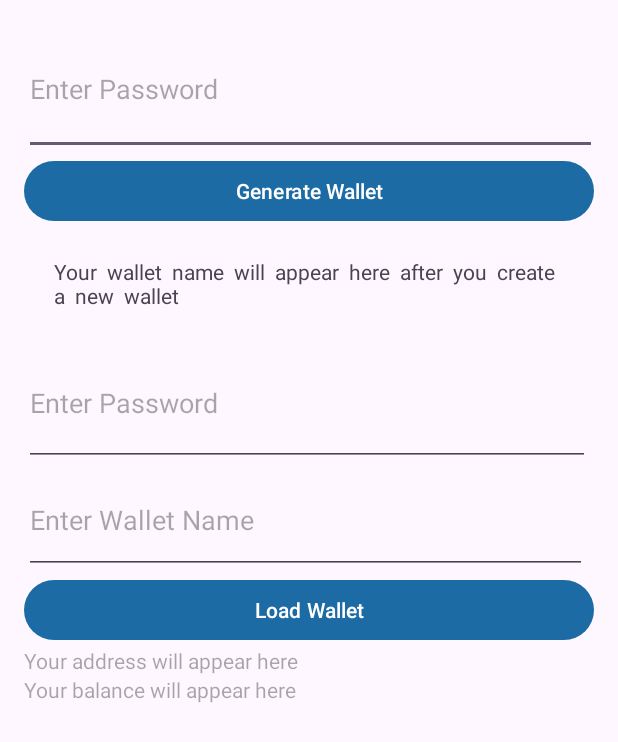
After one commit to JashanpreetSinghp09/PHR_Project, an Android app: the WalletLoginActivity screen opened directly, with no data from a screen before it, on a phone screen of 412 x 824 dp. The commit adds this screen. Shown: the top 742 px of the screen. Run offline under Robolectric (Android 15) with nearby library versions, the phone set to English and light mode, and no system bars; libraries missing offline, so code that uses them is left out: org.bouncycastle.jce, org.web3j.crypto, org.web3j.protocol, org.web3j.utils; 1 statement that could not run was skipped.

Commit message:
Ethereum wallet added
Ethereum connection done with infura and wallet made locally in json file

```diff
--- a/PHRApplication/app/src/main/java/com/example/phr_application/RegisterActivity.java
+++ b/PHRApplication/app/src/main/java/com/example/phr_application/RegisterActivity.java
@@ -58,7 +58,7 @@ public class RegisterActivity extends AppCompatActivity implements View.OnClickL
     public void onClick(View view) {
         int viewId = view.getId();
         if (viewId == LOG_IN_LINK_ID) {
-            startActivity(new Intent(this, MainActivity.class)); // Switching activity (intent)
+            startActivity(new Intent(RegisterActivity.this, MainActivity.class));
         } else if (viewId == R.id.register_btn) {
             registerUser(); // Function to handle user registration
         }
@@ -136,6 +136,8 @@ public class RegisterActivity extends AppCompatActivity implements View.OnClickL
                                                 progressBar.setVisibility(View.GONE);
 
                                                 // re direct to log in page now !!
+                                                startActivity(new Intent(RegisterActivity.this, MainActivity.class));
+
 
                                             } else {
                                                 Toast.makeText(RegisterActivity.this, "Failed to Register, Try Again", Toast.LENGTH_SHORT).show();
--- /dev/null
+++ b/PHRApplication/app/src/main/res/layout/activity_wallet_login.xml
@@ -0,0 +1,75 @@
+<?xml version="1.0" encoding="utf-8"?>
+<androidx.constraintlayout.widget.ConstraintLayout xmlns:android="http://schemas.android.com/apk/res/android"
+    xmlns:app="http://schemas.android.com/apk/res-auto"
+    xmlns:tools="http://schemas.android.com/tools"
+    android:layout_width="match_parent"
+    android:layout_height="match_parent"
+    tools:context=".WalletLoginActivity">
+
+    <LinearLayout
+        android:layout_width="match_parent"
+        android:layout_height="match_parent"
+        android:orientation="vertical"
+        android:padding="16dp">
+
+        <EditText
+            android:id="@+id/newPassword"
+            android:layout_width="382dp"
+            android:layout_height="87dp"
+            android:hint="Enter Password"
+            android:inputType="textPassword" />
+
+        <Button
+            android:layout_width="match_parent"
+            android:layout_height="wrap_content"
+            android:text="Generate Wallet"
+            android:id="@+id/createWallet" />
+
+        <TextView
+            android:id="@+id/wallet_name"
+            android:layout_width="match_parent"
+            android:layout_height="wrap_content"
+            android:layout_margin="20dp"
+            android:text="Your  wallet  name  will  appear  here  after  you  create  a  new  wallet"
+            android:textIsSelectable="true" />
+
+        <EditText
+            android:id="@+id/editTextPassword"
+            android:layout_width="377dp"
+            android:layout_height="84dp"
+            android:hint="Enter Password"
+            android:inputType="textPassword" />
+
+        <EditText
+            android:id="@+id/editTextWalletName"
+            android:layout_width="375dp"
+            android:layout_height="72dp"
+            android:hint="Enter Wallet Name" />
+
+        <Button
+            android:layout_width="match_parent"
+            android:layout_height="wrap_content"
+            android:text="Load Wallet"
+            android:id="@+id/buttonLoadWallet" />
+
+        <TextView
+            android:id="@+id/address"
+            android:layout_width="match_parent"
+            android:layout_height="wrap_content"
+            android:layout_gravity="center"
+            android:hint="Your address will appear here"
+            android:textIsSelectable="true" />
+
+        <TextView
+            android:id="@+id/balance"
+            android:layout_width="match_parent"
+            android:layout_height="wrap_content"
+            android:layout_gravity="center"
+            android:layout_marginBottom="10dp"
+            android:hint="Your balance will appear here" />
+
+
+    </LinearLayout>
+
+
+</androidx.constraintlayout.widget.ConstraintLayout>
```
Also changed, not shown: PHRApplication/app/src/main/AndroidManifest.xml (+7 -0 lines), PHRApplication/app/src/main/java/com/example/phr_application/MainActivity.java (+12 -3 lines), PHRApplication/app/src/main/java/com/example/phr_application/WalletLoginActivity.java (added, +147 -0 lines).
